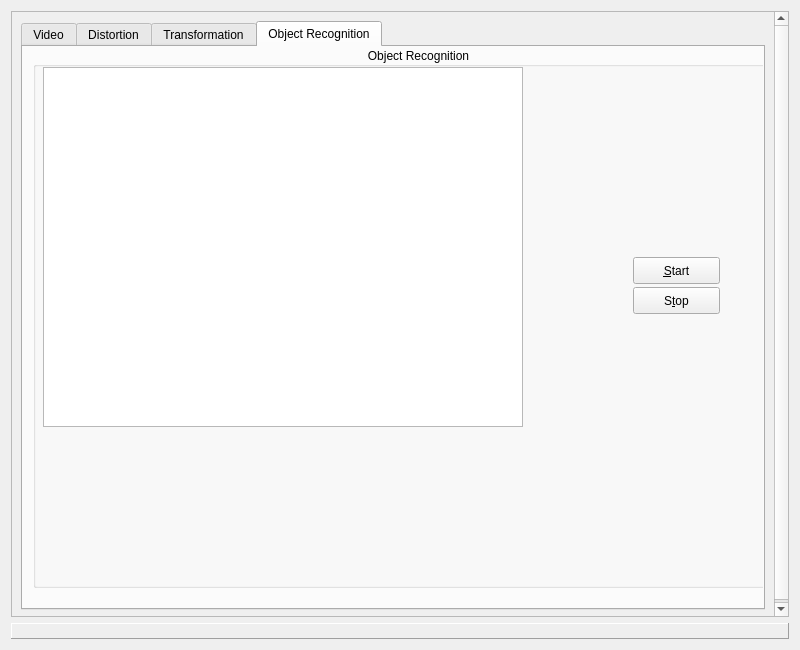
NorthernStars/MR-Vision, file mrVision/src/mrVision/gui/mainGUI.ui: the form before one commit.
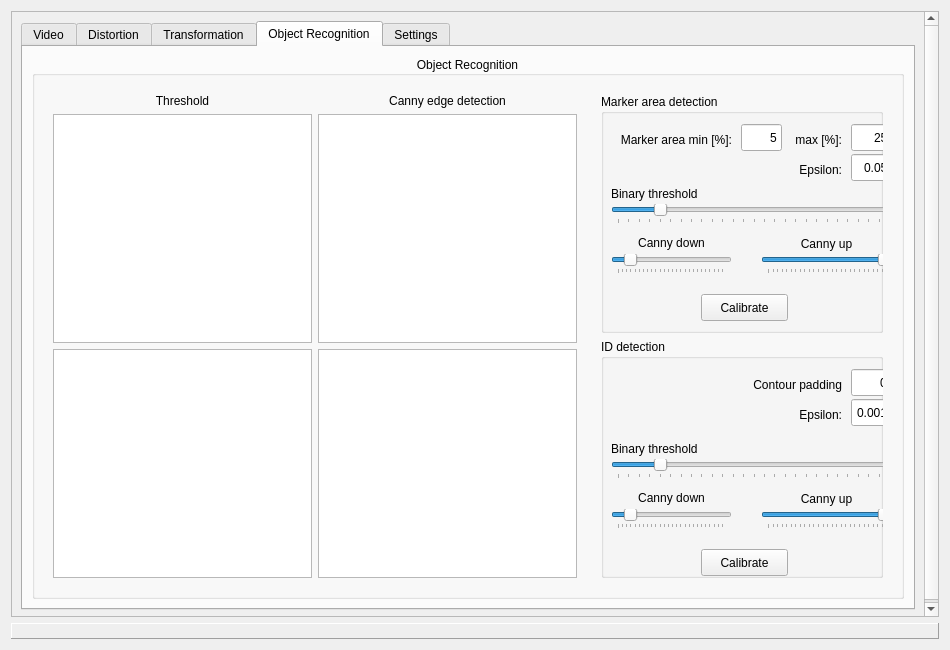
The form after the commit. The open tabs and pages were chosen to show the change.

Commit message: Implemented marker recognition.

What changed in the file:
```diff
--- a/mrVision/src/mrVision/gui/mainGUI.ui
+++ b/mrVision/src/mrVision/gui/mainGUI.ui
@@ -6,7 +6,7 @@
    <rect>
     <x>0</x>
     <y>0</y>
-    <width>800</width>
+    <width>950</width>
     <height>650</height>
    </rect>
   </property>
@@ -18,8 +18,8 @@
   </property>
   <property name="minimumSize">
    <size>
-    <width>0</width>
-    <height>0</height>
+    <width>950</width>
+    <height>650</height>
    </size>
   </property>
   <property name="windowTitle">
@@ -61,13 +61,19 @@
        <rect>
         <x>0</x>
         <y>0</y>
-        <width>780</width>
+        <width>930</width>
         <height>606</height>
        </rect>
       </property>
       <layout class="QGridLayout" name="gridLayout_5">
        <item row="0" column="0">
-        <widget class="QTabWidget" name="tabWidget">
+        <widget class="QTabWidget" name="tabSettings">
+         <property name="sizePolicy">
+          <sizepolicy hsizetype="Expanding" vsizetype="Expanding">
+           <horstretch>0</horstretch>
+           <verstretch>0</verstretch>
+          </sizepolicy>
+         </property>
          <property name="currentIndex">
           <number>2</number>
          </property>
@@ -848,7 +854,7 @@
            </item>
           </layout>
          </widget>
-         <widget class="QWidget" name="tabSettings">
+         <widget class="QWidget" name="tabTransformation">
           <attribute name="title">
            <string>Transformation</string>
           </attribute>
@@ -902,64 +908,565 @@
           <attribute name="title">
            <string>Object Recognition</string>
           </attribute>
-          <widget class="QGroupBox" name="grbRecognition">
-           <property name="geometry">
-            <rect>
-             <x>10</x>
-             <y>0</y>
-             <width>771</width>
-             <height>541</height>
-            </rect>
-           </property>
-           <property name="title">
-            <string>Object Recognition</string>
-           </property>
-           <property name="alignment">
-            <set>Qt::AlignCenter</set>
-           </property>
-           <property name="flat">
-            <bool>false</bool>
-           </property>
-           <property name="checkable">
-            <bool>false</bool>
-           </property>
-           <widget class="QPushButton" name="cmdStartRecognition">
-            <property name="geometry">
-             <rect>
-              <x>600</x>
-              <y>210</y>
-              <width>87</width>
-              <height>27</height>
-             </rect>
-            </property>
-            <property name="text">
-             <string>&amp;Start</string>
-            </property>
-           </widget>
-           <widget class="QGraphicsView" name="imgRecognition">
-            <property name="geometry">
-             <rect>
-              <x>10</x>
-              <y>20</y>
-              <width>480</width>
-              <height>360</height>
-             </rect>
-            </property>
-           </widget>
-           <widget class="QPushButton" name="cmdStopRecognition">
-            <property name="geometry">
-             <rect>
-              <x>600</x>
-              <y>240</y>
-              <width>87</width>
-              <height>27</height>
-             </rect>
-            </property>
-            <property name="text">
-             <string>S&amp;top</string>
-            </property>
-           </widget>
-          </widget>
+          <layout class="QGridLayout" name="gridLayout_6">
+           <item row="0" column="0">
+            <widget class="QGroupBox" name="grbRecognition">
+             <property name="sizePolicy">
+              <sizepolicy hsizetype="Preferred" vsizetype="Preferred">
+               <horstretch>0</horstretch>
+               <verstretch>0</verstretch>
+              </sizepolicy>
+             </property>
+             <property name="title">
+              <string>Object Recognition</string>
+             </property>
+             <property name="alignment">
+              <set>Qt::AlignCenter</set>
+             </property>
+             <property name="flat">
+              <bool>false</bool>
+             </property>
+             <property name="checkable">
+              <bool>false</bool>
+             </property>
+             <layout class="QGridLayout" name="gridLayout_8">
+              <item row="0" column="0">
+               <widget class="QWidget" name="widget_2" native="true">
+                <property name="sizePolicy">
+                 <sizepolicy hsizetype="MinimumExpanding" vsizetype="Expanding">
+                  <horstretch>0</horstretch>
+                  <verstretch>0</verstretch>
+                 </sizepolicy>
+                </property>
+                <layout class="QGridLayout" name="gridLayout_7">
+                 <item row="1" column="0">
+                  <widget class="QGraphicsView" name="imgRecognitionThArea">
+                   <property name="sizePolicy">
+                    <sizepolicy hsizetype="Expanding" vsizetype="Expanding">
+                     <horstretch>0</horstretch>
+                     <verstretch>0</verstretch>
+                    </sizepolicy>
+                   </property>
+                  </widget>
+                 </item>
+                 <item row="1" column="1">
+                  <widget class="QGraphicsView" name="imgRecognitionCannyArea"/>
+                 </item>
+                 <item row="2" column="0">
+                  <widget class="QGraphicsView" name="imgRecognitionThID"/>
+                 </item>
+                 <item row="2" column="1">
+                  <widget class="QGraphicsView" name="imgRecognitionCannyID"/>
+                 </item>
+                 <item row="0" column="0">
+                  <widget class="QLabel" name="label">
+                   <property name="text">
+                    <string>Threshold</string>
+                   </property>
+                   <property name="alignment">
+                    <set>Qt::AlignCenter</set>
+                   </property>
+                  </widget>
+                 </item>
+                 <item row="0" column="1">
+                  <widget class="QLabel" name="label_2">
+                   <property name="text">
+                    <string>Canny edge detection</string>
+                   </property>
+                   <property name="alignment">
+                    <set>Qt::AlignCenter</set>
+                   </property>
+                  </widget>
+                 </item>
+                </layout>
+               </widget>
+              </item>
+              <item row="0" column="1">
+               <widget class="QWidget" name="widget_3" native="true">
+                <property name="sizePolicy">
+                 <sizepolicy hsizetype="Minimum" vsizetype="Preferred">
+                  <horstretch>0</horstretch>
+                  <verstretch>0</verstretch>
+                 </sizepolicy>
+                </property>
+                <property name="minimumSize">
+                 <size>
+                  <width>300</width>
+                  <height>0</height>
+                 </size>
+                </property>
+                <layout class="QGridLayout" name="gridLayout_9">
+                 <item row="0" column="0">
+                  <widget class="QGroupBox" name="groupBox">
+                   <property name="title">
+                    <string>Marker area detection</string>
+                   </property>
+                   <widget class="QSlider" name="sliderThesholdMarkerArea">
+                    <property name="geometry">
+                     <rect>
+                      <x>10</x>
+                      <y>110</y>
+                      <width>281</width>
+                      <height>20</height>
+                     </rect>
+                    </property>
+                    <property name="maximum">
+                     <number>255</number>
+                    </property>
+                    <property name="singleStep">
+                     <number>10</number>
+                    </property>
+                    <property name="value">
+                     <number>40</number>
+                    </property>
+                    <property name="orientation">
+                     <enum>Qt::Horizontal</enum>
+                    </property>
+                    <property name="tickPosition">
+                     <enum>QSlider::TicksBelow</enum>
+                    </property>
+                   </widget>
+                   <widget class="QLabel" name="label_3">
+                    <property name="geometry">
+                     <rect>
+                      <x>0</x>
+                      <y>30</y>
+                      <width>131</width>
+                      <height>31</height>
+                     </rect>
+                    </property>
+                    <property name="text">
+                     <string>Marker area min [%]:</string>
+                    </property>
+                    <property name="alignment">
+                     <set>Qt::AlignRight|Qt::AlignTrailing|Qt::AlignVCenter</set>
+                    </property>
+                   </widget>
+                   <widget class="QLineEdit" name="txtMarkerAreaMin">
+                    <property name="geometry">
+                     <rect>
+                      <x>140</x>
+                      <y>30</y>
+                      <width>41</width>
+                      <height>27</height>
+                     </rect>
+                    </property>
+                    <property name="text">
+                     <string>5</string>
+                    </property>
+                    <property name="alignment">
+                     <set>Qt::AlignRight|Qt::AlignTrailing|Qt::AlignVCenter</set>
+                    </property>
+                   </widget>
+                   <widget class="QLabel" name="label_4">
+                    <property name="geometry">
+                     <rect>
+                      <x>190</x>
+                      <y>30</y>
+                      <width>51</width>
+                      <height>31</height>
+                     </rect>
+                    </property>
+                    <property name="text">
+                     <string>max [%]:</string>
+                    </property>
+                    <property name="alignment">
+                     <set>Qt::AlignRight|Qt::AlignTrailing|Qt::AlignVCenter</set>
+                    </property>
+                   </widget>
+                   <widget class="QLineEdit" name="txtMarkerAreaMax">
+                    <property name="geometry">
+                     <rect>
+                      <x>250</x>
+                      <y>30</y>
+                      <width>41</width>
+                      <height>27</height>
+                     </rect>
+                    </property>
+                    <property name="text">
+                     <string>25</string>
+                    </property>
+                    <property name="alignment">
+                     <set>Qt::AlignRight|Qt::AlignTrailing|Qt::AlignVCenter</set>
+                    </property>
+                   </widget>
+                   <widget class="QLabel" name="label_5">
+                    <property name="geometry">
+                     <rect>
+                      <x>10</x>
+                      <y>90</y>
+                      <width>281</width>
+                      <height>20</height>
+                     </rect>
+                    </property>
+                    <property name="text">
+                     <string>Binary threshold</string>
+                    </property>
+                   </widget>
+                   <widget class="QLineEdit" name="txtMarkerAreaEpsilon">
+                    <property name="geometry">
+                     <rect>
+                      <x>250</x>
+                      <y>60</y>
+                      <width>41</width>
+                      <height>27</height>
+                     </rect>
+                    </property>
+                    <property name="text">
+                     <string>0.05</string>
+                    </property>
+                    <property name="alignment">
+                     <set>Qt::AlignRight|Qt::AlignTrailing|Qt::AlignVCenter</set>
+                    </property>
+                   </widget>
+                   <widget class="QLabel" name="label_6">
+                    <property name="geometry">
+                     <rect>
+                      <x>10</x>
+                      <y>60</y>
+                      <width>231</width>
+                      <height>31</height>
+                     </rect>
+                    </property>
+                    <property name="text">
+                     <string>Epsilon:</string>
+                    </property>
+                    <property name="alignment">
+                     <set>Qt::AlignRight|Qt::AlignTrailing|Qt::AlignVCenter</set>
+                    </property>
+                   </widget>
+                   <widget class="QSlider" name="sliderMarkerAreaCannyDown">
+                    <property name="geometry">
+                     <rect>
+                      <x>10</x>
+                      <y>160</y>
+                      <width>121</width>
+                      <height>20</height>
+                     </rect>
+                    </property>
+                    <property name="maximum">
+                     <number>255</number>
+                    </property>
+                    <property name="singleStep">
+                     <number>10</number>
+                    </property>
+                    <property name="value">
+                     <number>30</number>
+                    </property>
+                    <property name="orientation">
+                     <enum>Qt::Horizontal</enum>
+                    </property>
+                    <property name="tickPosition">
+                     <enum>QSlider::TicksBelow</enum>
+                    </property>
+                   </widget>
+                   <widget class="QSlider" name="sliderMarkerAreaCannyUp">
+                    <property name="geometry">
+                     <rect>
+                      <x>160</x>
+                      <y>160</y>
+                      <width>131</width>
+                      <height>20</height>
+                     </rect>
+                    </property>
+                    <property name="maximum">
+                     <number>255</number>
+                    </property>
+                    <property name="singleStep">
+                     <number>10</number>
+                    </property>
+                    <property name="value">
+                     <number>255</number>
+                    </property>
+                    <property name="orientation">
+                     <enum>Qt::Horizontal</enum>
+                    </property>
+                    <property name="tickPosition">
+                     <enum>QSlider::TicksBelow</enum>
+                    </property>
+                   </widget>
+                   <widget class="QLabel" name="label_7">
+                    <property name="geometry">
+                     <rect>
+                      <x>10</x>
+                      <y>140</y>
+                      <width>121</width>
+                      <height>17</height>
+                     </rect>
+                    </property>
+                    <property name="text">
+                     <string>Canny down</string>
+                    </property>
+                    <property name="alignment">
+                     <set>Qt::AlignCenter</set>
+                    </property>
+                   </widget>
+                   <widget class="QLabel" name="label_8">
+                    <property name="geometry">
+                     <rect>
+                      <x>160</x>
+                      <y>140</y>
+                      <width>131</width>
+                      <height>20</height>
+                     </rect>
+                    </property>
+                    <property name="text">
+                     <string>Canny up</string>
+                    </property>
+                    <property name="alignment">
+                     <set>Qt::AlignCenter</set>
+                    </property>
+                   </widget>
+                   <widget class="QPushButton" name="cmdRecognitionMarkerArea">
+                    <property name="geometry">
+                     <rect>
+                      <x>100</x>
+                      <y>200</y>
+                      <width>87</width>
+                      <height>27</height>
+                     </rect>
+                    </property>
+                    <property name="text">
+                     <string>Calibrate</string>
+                    </property>
+                   </widget>
+                  </widget>
+                 </item>
+                 <item row="1" column="0">
+                  <widget class="QGroupBox" name="groupBox_2">
+                   <property name="title">
+                    <string>ID detection</string>
+                   </property>
+                   <widget class="QLineEdit" name="txtMarkerIDEpsilon">
+                    <property name="geometry">
+                     <rect>
+                      <x>250</x>
+                      <y>60</y>
+                      <width>41</width>
+                      <height>27</height>
+                     </rect>
+                    </property>
+                    <property name="text">
+                     <string>0.001</string>
+                    </property>
+                    <property name="alignment">
+                     <set>Qt::AlignRight|Qt::AlignTrailing|Qt::AlignVCenter</set>
+                    </property>
+                   </widget>
+                   <widget class="QSlider" name="sliderMarkerIDCannyUp">
+                    <property name="geometry">
+                     <rect>
+                      <x>160</x>
+                      <y>170</y>
+                      <width>131</width>
+                      <height>20</height>
+                     </rect>
+                    </property>
+                    <property name="maximum">
+                     <number>255</number>
+                    </property>
+                    <property name="singleStep">
+                     <number>10</number>
+                    </property>
+                    <property name="value">
+                     <number>255</number>
+                    </property>
+                    <property name="orientation">
+                     <enum>Qt::Horizontal</enum>
+                    </property>
+                    <property name="tickPosition">
+                     <enum>QSlider::TicksBelow</enum>
+                    </property>
+                   </widget>
+                   <widget class="QLabel" name="label_9">
+                    <property name="geometry">
+                     <rect>
+                      <x>10</x>
+                      <y>150</y>
+                      <width>121</width>
+                      <height>17</height>
+                     </rect>
+                    </property>
+                    <property name="text">
+                     <string>Canny down</string>
+                    </property>
+                    <property name="alignment">
+                     <set>Qt::AlignCenter</set>
+                    </property>
+                   </widget>
+                   <widget class="QLabel" name="label_10">
+                    <property name="geometry">
+                     <rect>
+                      <x>160</x>
+                      <y>150</y>
+                      <width>131</width>
+                      <height>20</height>
+                     </rect>
+                    </property>
+                    <property name="text">
+                     <string>Canny up</string>
+                    </property>
+                    <property name="alignment">
+                     <set>Qt::AlignCenter</set>
+                    </property>
+                   </widget>
+                   <widget class="QSlider" name="sliderMarkerIDCannyDown">
+                    <property name="geometry">
+                     <rect>
+                      <x>10</x>
+                      <y>170</y>
+                      <width>121</width>
+                      <height>20</height>
+                     </rect>
+                    </property>
+                    <property name="maximum">
+                     <number>255</number>
+                    </property>
+                    <property name="singleStep">
+                     <number>10</number>
+                    </property>
+                    <property name="value">
+                     <number>30</number>
+                    </property>
+                    <property name="orientation">
+                     <enum>Qt::Horizontal</enum>
+                    </property>
+                    <property name="tickPosition">
+                     <enum>QSlider::TicksBelow</enum>
+                    </property>
+                   </widget>
+                   <widget class="QSlider" name="sliderThesholdMarkerID">
+                    <property name="geometry">
+                     <rect>
+                      <x>10</x>
+                      <y>120</y>
+                      <width>281</width>
+                      <height>20</height>
+                     </rect>
+                    </property>
+                    <property name="maximum">
+                     <number>255</number>
+                    </property>
+                    <property name="singleStep">
+                     <number>10</number>
+                    </property>
+                    <property name="value">
+                     <number>40</number>
+                    </property>
+                    <property name="orientation">
+                     <enum>Qt::Horizontal</enum>
+                    </property>
+                    <property name="tickPosition">
+                     <enum>QSlider::TicksBelow</enum>
+                    </property>
+                   </widget>
+                   <widget class="QPushButton" name="cmdRecognitionMarkerID">
+                    <property name="geometry">
+                     <rect>
+                      <x>100</x>
+                      <y>210</y>
+                      <width>87</width>
+                      <height>27</height>
+                     </rect>
+                    </property>
+                    <property name="text">
+                     <string>Calibrate</string>
+                    </property>
+                   </widget>
+                   <widget class="QLabel" name="label_11">
+                    <property name="geometry">
+                     <rect>
+                      <x>10</x>
+                      <y>60</y>
+                      <width>231</width>
+                      <height>31</height>
+                     </rect>
+                    </property>
+                    <property name="text">
+                     <string>Epsilon:</string>
+                    </property>
+                    <property name="alignment">
+                     <set>Qt::AlignRight|Qt::AlignTrailing|Qt::AlignVCenter</set>
+                    </property>
+                   </widget>
+                   <widget class="QLabel" name="label_12">
+                    <property name="geometry">
+                     <rect>
+                      <x>10</x>
+                      <y>100</y>
+                      <width>281</width>
+                      <height>20</height>
+                     </rect>
+                    </property>
+                    <property name="text">
+                     <string>Binary threshold</string>
+                    </property>
+                   </widget>
+                   <widget class="QLabel" name="label_13">
+                    <property name="geometry">
+                     <rect>
+                      <x>10</x>
+                      <y>30</y>
+                      <width>231</width>
+                      <height>31</height>
+                     </rect>
+                    </property>
+                    <property name="text">
+                     <string>Contour padding</string>
+                    </property>
+                    <property name="alignment">
+                     <set>Qt::AlignRight|Qt::AlignTrailing|Qt::AlignVCenter</set>
+                    </property>
+                   </widget>
+                   <widget class="QLineEdit" name="txtMarkerIDContourPadding">
+                    <property name="enabled">
+                     <bool>true</bool>
+                    </property>
+                    <property name="geometry">
+                     <rect>
+                      <x>250</x>
+                      <y>30</y>
+                      <width>41</width>
+                      <height>27</height>
+                     </rect>
+                    </property>
+                    <property name="text">
+                     <string>0</string>
+                    </property>
+                    <property name="alignment">
+                     <set>Qt::AlignRight|Qt::AlignTrailing|Qt::AlignVCenter</set>
+                    </property>
+                   </widget>
+                  </widget>
+                 </item>
+                </layout>
+               </widget>
+              </item>
+             </layout>
+            </widget>
+           </item>
+          </layout>
+         </widget>
+         <widget class="QWidget" name="tab">
+          <attribute name="title">
+           <string>Settings</string>
+          </attribute>
+          <layout class="QGridLayout" name="gridLayout_10">
+           <item row="0" column="0">
+            <widget class="QLineEdit" name="txtReferenceMarkerPath">
+             <property name="text">
+              <string>/home/northernstars/git/MR-Vision/mrVision/test/visionrecognition/marker</string>
+             </property>
+            </widget>
+           </item>
+           <item row="0" column="1">
+            <widget class="QPushButton" name="cmdAnalyseReferenceMarker">
+             <property name="text">
+              <string>Analyse Marker</string>
+             </property>
+            </widget>
+           </item>
+          </layout>
          </widget>
         </widget>
        </item>
```
Left out of the diff: 2 changed lines with no effect on the pictures. The commit also changes 73 other files.
